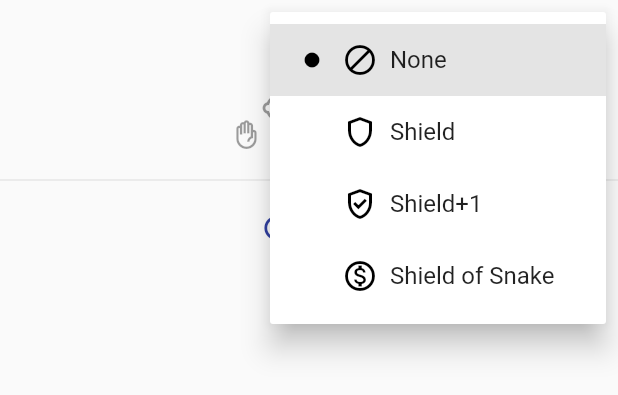
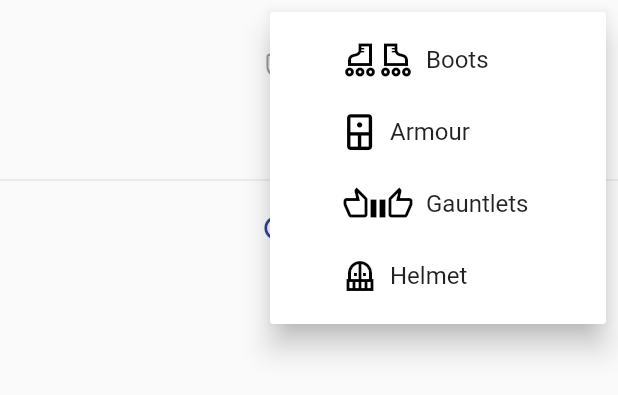
Before and after one commit to y1tagawa/Xenetek, a Flutter app: the _PopupMenuTab widget shown alone on an empty page, opened directly, after a tap on the "more vert" icon, on a phone screen of 412 x 824 dp. Shown: the top 395 px of the screen. Run offline on Flutter 3.47's test engine with Material 2 defaults, Android fonts, the phone set to English and light mode, and no system bars; our stand-ins replace flutter_svg, go_router, hooks_riverpod, lottie, shared_preferences; accounts and stored records are empty.

Commit message:
Update menus_page.dart

```diff
--- a/mi_boilerplates/example/lib/pages/menus_page.dart
+++ b/mi_boilerplates/example/lib/pages/menus_page.dart
@@ -116,6 +116,46 @@ class _PopupMenuTab extends ConsumerWidget {
 
     return Column(
       children: [
+        Stack(
+          children: [
+            Padding(
+              padding: const EdgeInsets.only(top: 12),
+              child: IconTheme(
+                data: IconThemeData(color: theme.disabledColor),
+                child: KnightIndicator(
+                  equipped: equipped,
+                  shieldIcon: _shieldItems[shield],
+                ),
+              ),
+            ),
+            Column(
+              children: [
+                // Check menu
+                PopupMenuButton<int>(
+                  enabled: enabled,
+                  tooltip: '',
+                  itemBuilder: (context) =>
+                      ['Boots', 'Armour', 'Gauntlets', 'Helmet'].mapIndexed((index, key) {
+                    final icon = KnightIndicator.items[key];
+                    return MiCheckPopupMenuItem<int>(
+                      value: index,
+                      checked: equipped[index],
+                      child: MiIcon(
+                        icon: icon ?? const Icon(Icons.block_outlined),
+                        text: Text(key),
+                      ),
+                    );
+                  }).toList(),
+                  onSelected: (index) {
+                    ref.read(_equippedProvider.notifier).state =
+                        equipped.replaced(index, !equipped[index]);
+                  },
+                  offset: const Offset(1, 0),
+                  child: ListTile(
+                    enabled: enabled,
+                    trailing: const Icon(Icons.more_vert),
+                  ),
+                ),
                 // Radio menu
                 PopupMenuButton<String>(
                   enabled: enabled,
@@ -144,38 +184,9 @@ class _PopupMenuTab extends ConsumerWidget {
                     trailing: const Icon(Icons.more_vert),
                   ),
                 ),
-
-        // Check menu
-        PopupMenuButton<int>(
-          enabled: enabled,
-          tooltip: '',
-          itemBuilder: (context) =>
-              ['Boots', 'Armour', 'Gauntlets', 'Helmet'].mapIndexed((index, key) {
-            final icon = KnightIndicator.items[key];
-            return MiCheckPopupMenuItem<int>(
-              value: index,
-              checked: equipped[index],
-              child: MiIcon(
-                icon: icon ?? const Icon(Icons.block_outlined),
-                text: Text(key),
+              ],
             ),
-            );
-          }).toList(),
-          onSelected: (index) {
-            ref.read(_equippedProvider.notifier).state = equipped.replaced(index, !equipped[index]);
-          },
-          offset: const Offset(1, 0),
-          child: ListTile(
-            enabled: enabled,
-            trailing: const Icon(Icons.more_vert),
-            title: IconTheme(
-              data: IconThemeData(color: theme.disabledColor),
-              child: KnightIndicator(
-                equipped: equipped,
-                shieldIcon: _shieldItems[shield],
-              ),
-            ),
-          ),
+          ],
         ),
         const Divider(),
         Row(
```
Lines whose indentation alone changed are shown as unchanged.
